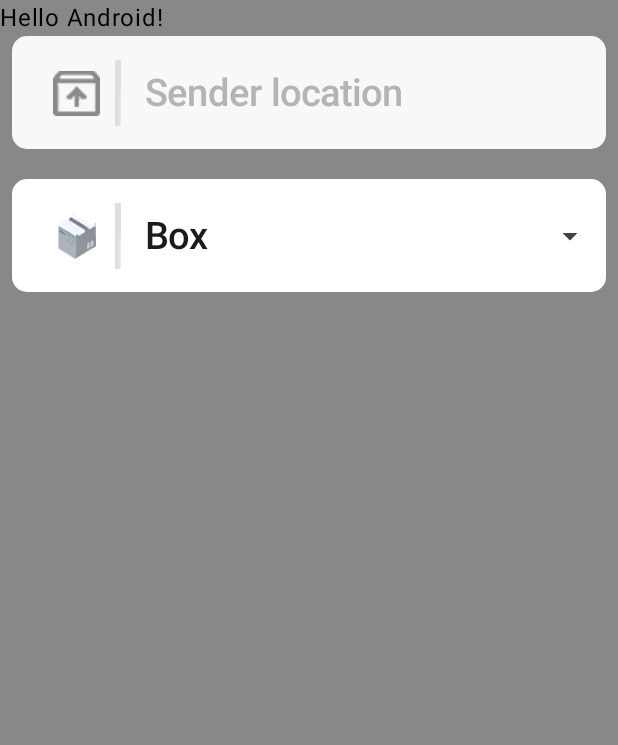
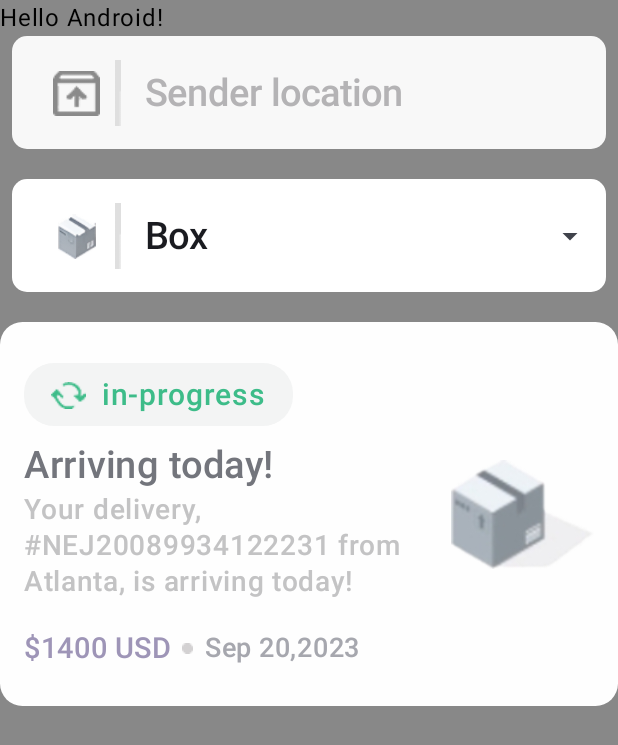
Before and after one commit to emperorfin/Movemate, an Android app built with Jetpack Compose: the screen it shows after launch (MainActivity), on a phone screen of 412 x 824 dp. Shown: the top 745 px of the screen. Run offline under Robolectric (Android 15) with nearby library versions, the phone set to English and light mode, and no system bars.

Commit message:
[CREATED] Created ShipmentsListItem reusable component.

```diff
--- a/app/src/main/java/emperorfin/android/movemate/MainActivity.kt
+++ b/app/src/main/java/emperorfin/android/movemate/MainActivity.kt
@@ -14,10 +14,14 @@ import androidx.compose.material3.Text
 import androidx.compose.runtime.Composable
 import androidx.compose.ui.Modifier
 import androidx.compose.ui.graphics.Color
+import androidx.compose.ui.platform.LocalContext
+import androidx.compose.ui.res.stringResource
 import androidx.compose.ui.tooling.preview.Preview
 import androidx.compose.ui.unit.dp
 import emperorfin.android.movemate.ui.component.DropdownWithIcon
+import emperorfin.android.movemate.ui.component.ShipmentsListItem
 import emperorfin.android.movemate.ui.component.TextFieldWithIcon
+import emperorfin.android.movemate.ui.theme.GreenFf3dbc89
 import emperorfin.android.movemate.ui.theme.MovemateTheme
 
 class MainActivity : ComponentActivity() {
@@ -48,6 +52,20 @@ class MainActivity : ComponentActivity() {
                             menuItems = listOf("Box", "Box2", "Box3"),
                             onItemClick = {}
                         )
+
+                        Spacer(modifier = Modifier.height(height = 20.dp))
+
+                        ShipmentsListItem(
+                            trailingImageRes = R.drawable.img_box_119_by_91,
+                            title = stringResource(id = R.string.txt_arriving_today),
+                            status = R.string.txt_in_progress,
+                            trackingNumber = "#NEJ20089934122231",
+                            location = "Atlanta",
+                            amount = "1400",
+                            date = "Sep 20,2023",
+                            statusIconRes = R.drawable.ic_sync,
+                            statusIconTint = GreenFf3dbc89
+                        )
                     }
                 }
             }
--- /dev/null
+++ b/app/src/main/java/emperorfin/android/movemate/ui/component/ShipmentsListItem.kt
@@ -0,0 +1,221 @@
+package emperorfin.android.movemate.ui.component
+
+import androidx.annotation.DrawableRes
+import androidx.annotation.StringRes
+import androidx.compose.foundation.Image
+import androidx.compose.foundation.background
+import androidx.compose.foundation.layout.Arrangement
+import androidx.compose.foundation.layout.Box
+import androidx.compose.foundation.layout.Column
+import androidx.compose.foundation.layout.Row
+import androidx.compose.foundation.layout.Spacer
+import androidx.compose.foundation.layout.fillMaxSize
+import androidx.compose.foundation.layout.fillMaxWidth
+import androidx.compose.foundation.layout.height
+import androidx.compose.foundation.layout.padding
+import androidx.compose.foundation.layout.size
+import androidx.compose.foundation.layout.width
+import androidx.compose.foundation.shape.RoundedCornerShape
+import androidx.compose.material3.Icon
+import androidx.compose.material3.Scaffold
+import androidx.compose.material3.Text
+import androidx.compose.runtime.Composable
+import androidx.compose.ui.Alignment
+import androidx.compose.ui.Modifier
+import androidx.compose.ui.graphics.Color
+import androidx.compose.ui.res.dimensionResource
+import androidx.compose.ui.res.integerResource
+import androidx.compose.ui.res.painterResource
+import androidx.compose.ui.res.stringResource
+import androidx.compose.ui.text.font.FontWeight
+import androidx.compose.ui.text.style.TextOverflow
+import androidx.compose.ui.tooling.preview.Preview
+import androidx.compose.ui.unit.dp
+import androidx.compose.ui.unit.sp
+import emperorfin.android.movemate.R
+import emperorfin.android.movemate.ui.theme.BlackFf73757c
+import emperorfin.android.movemate.ui.theme.BlueFf9e95b7
+import emperorfin.android.movemate.ui.theme.GrayFfa6a7ae
+import emperorfin.android.movemate.ui.theme.GrayFfc3c3c4
+import emperorfin.android.movemate.ui.theme.GrayFfd3d1d2
+import emperorfin.android.movemate.ui.theme.GrayFff3f4f4
+import emperorfin.android.movemate.ui.theme.GreenFf3dbc89
+import emperorfin.android.movemate.ui.theme.MovemateTheme
+import emperorfin.android.movemate.ui.theme.WhiteFffefefe
+
+
+@Composable
+fun ShipmentsListItem(
+    modifier: Modifier = Modifier,
+    @DrawableRes trailingImageRes: Int,
+    @DrawableRes statusIconRes: Int,
+    title: String,
+    @StringRes status: Int,
+    trackingNumber: String,
+    location: String,
+    currencySymbol: String = "$",
+    currencyIso: String = "USD",
+    amount: String,
+    date: String,
+    statusIconTint: Color
+) {
+    Box(
+        modifier = modifier
+            .background(color = WhiteFffefefe, RoundedCornerShape(size = dimensionResource(id = R.dimen.shipments_list_item_box_rounded_corner_shape_size_15)))
+            .fillMaxWidth()
+            .height(height = dimensionResource(id = R.dimen.shipments_list_item_box_height_256)),
+        contentAlignment = Alignment.Center
+    ) {
+        Row(
+            modifier = Modifier
+                .fillMaxWidth()
+                .padding(
+                    horizontal = dimensionResource(id = R.dimen.shipments_list_item_box_row_padding_16),
+                    vertical = dimensionResource(id = R.dimen.shipments_list_item_box_row_padding_16)
+                ),
+            verticalAlignment = Alignment.CenterVertically,
+        ) {
+            Column(
+                modifier = Modifier.weight(3f)
+            ) {
+                Box(
+                    modifier = modifier
+                        .background(color = GrayFff3f4f4, RoundedCornerShape(size = dimensionResource(id = R.dimen.shipments_list_item_box_row_column_box_rounded_corner_shape_size_20)))
+                        .width(width = dimensionResource(id = R.dimen.shipments_list_item_status_box_width_179))
+                        .height(height = dimensionResource(id = R.dimen.shipments_list_item_status_box_height_42)),
+                    contentAlignment = Alignment.Center
+                ) {
+                    Row(
+                        modifier = Modifier.fillMaxWidth().padding(horizontal = dimensionResource(id = R.dimen.shipments_list_item_status_box_row_padding_horizontal_8)),
+                        verticalAlignment = Alignment.CenterVertically,
+                        horizontalArrangement = Arrangement.SpaceEvenly
+                    ) {
+                        Icon(
+                            modifier = Modifier
+                                .width(width = dimensionResource(id = R.dimen.shipments_list_item_status_icon_width_23))
+                                .height(height = dimensionResource(id = R.dimen.shipments_list_item_status_icon_height_18)),
+                            painter = painterResource(id = statusIconRes),
+                            contentDescription = null,
+                            tint = statusIconTint
+                        )
+
+                        Text(
+                            text = stringResource(id = status),
+                            color = GreenFf3dbc89,
+                            fontSize = dimensionResource(id = R.dimen.shipments_list_item_status_text_font_size_20p3).value.sp,
+                            fontWeight = FontWeight.Medium,
+                            overflow = TextOverflow.Ellipsis,
+                            maxLines = integerResource(id = R.integer.shipments_list_item_text_max_lines_1)
+                        )
+                    }
+                }
+
+                Spacer(modifier = Modifier.height(height = dimensionResource(id = R.dimen.shipments_list_item_spacer_height_11)))
+
+                Text(
+                    text = title,
+                    color = BlackFf73757c,
+                    fontSize = dimensionResource(id = R.dimen.shipments_list_item_title_font_size_25p3).value.sp,
+                    fontWeight = FontWeight.SemiBold,
+                    overflow = TextOverflow.Ellipsis,
+                    maxLines = integerResource(id = R.integer.shipments_list_item_text_max_lines_1)
+                )
+
+                Spacer(modifier = Modifier.height(height = dimensionResource(id = R.dimen.shipments_list_item_spacer_height_3)))
+
+                Text(
+                    text = stringResource(id = R.string.txt_your_delivery_from_your_location_is_arriving_today, trackingNumber, location),
+                    color = GrayFfc3c3c4,
+                    fontSize = dimensionResource(id = R.dimen.shipments_list_item_description_font_size_18p9).value.sp,
+                    fontWeight = FontWeight.Medium,
+                    overflow = TextOverflow.Ellipsis,
+                    maxLines = integerResource(id = R.integer.shipments_list_item_text_max_lines_3)
+                )
+
+                Spacer(modifier = Modifier.height(height = dimensionResource(id = R.dimen.shipments_list_item_spacer_height_20)))
+
+                Row(
+                    verticalAlignment = Alignment.CenterVertically,
+                ) {
+                    Text(
+                        text = "$currencySymbol$amount $currencyIso",
+                        color = BlueFf9e95b7,
+                        fontSize = dimensionResource(id = R.dimen.shipments_list_item_font_size_19p1).value.sp,
+                        fontWeight = FontWeight.Medium,
+                        overflow = TextOverflow.Ellipsis,
+                        maxLines = integerResource(id = R.integer.shipments_list_item_text_max_lines_2)
+                    )
+
+                    Spacer(modifier = Modifier.width(width = dimensionResource(id = R.dimen.shipments_list_item_spacer_width_7)))
+
+                    Icon(
+                        modifier = Modifier.size(size = dimensionResource(id = R.dimen.shipments_list_item_icon_size_7)),
+                        painter = painterResource(id = R.drawable.ic_dot),
+                        contentDescription = null,
+                        tint = GrayFfd3d1d2
+                    )
+
+                    Spacer(modifier = Modifier.width(width = dimensionResource(id = R.dimen.shipments_list_item_spacer_width_8)))
+
+                    Text(
+                        text = date,
+                        color = GrayFfa6a7ae,
+                        fontSize = dimensionResource(id = R.dimen.shipments_list_item_font_size_17p7).value.sp,
+                        fontWeight = FontWeight.Medium,
+                        overflow = TextOverflow.Ellipsis,
+                        maxLines = integerResource(id = R.integer.shipments_list_item_text_max_lines_2)
+                    )
+                }
+            }
+
+            Box(
+                modifier = Modifier.weight(1f)
+            ) {
+                Image(
+                    modifier = Modifier
+                        .width(width = dimensionResource(id = R.dimen.shipments_list_item_trailing_icon_width_119))
+                        .height(height = dimensionResource(id = R.dimen.shipments_list_item_trailing_icon_height_91)),
+                    painter = painterResource(id = trailingImageRes),
+                    contentDescription = null,
+                )
+            }
+
+        }
+    }
+}
+
+@Preview(
+    showBackground = true,
+    showSystemUi = true,
+    device = "spec:width=411dp,height=891dp",
+    backgroundColor = 0xFFFFFFFF
+)
+@Composable
+private fun ShipmentsListItemPreview() {
+    MovemateTheme {
+        Scaffold(
+            modifier = Modifier.fillMaxSize(),
+            containerColor = Color.Gray
+        ) { innerPadding ->
+            Column(
+                modifier = Modifier.padding(innerPadding),
+                verticalArrangement = Arrangement.Center,
+                horizontalAlignment = Alignment.CenterHorizontally
+            ) {
+                Spacer(modifier = Modifier.height(70.dp))
+
+                ShipmentsListItem(
+                    trailingImageRes = R.drawable.img_box_119_by_91,
+                    title = stringResource(id = R.string.txt_arriving_today),
+                    status = R.string.txt_in_progress,
+                    trackingNumber = "#NEJ20089934122231",
+                    location = "Atlanta",
+                    amount = "1400",
+                    date = "Sep 20,2023",
+                    statusIconRes = R.drawable.ic_sync,
+                    statusIconTint = GreenFf3dbc89,
+                )
+            }
+        }
+    }
+}
--- a/app/src/main/java/emperorfin/android/movemate/ui/theme/Color.kt
+++ b/app/src/main/java/emperorfin/android/movemate/ui/theme/Color.kt
@@ -14,6 +14,14 @@ val Orange = Color(0xfff27822)
 val OrangeLight = Color(0xffe8975b)
 val White = Color(0xffffffff)
 val Gray8a8a8a = Color(0xff8a8a8a)
+val GrayFfc3c3c4 = Color(0xffc3c3c4)
 val GrayFfb4b3b5 = Color(0xffb4b3b5)
+val GrayFff3f4f4 = Color(0xfff3f4f4)
+val GrayFfa6a7ae = Color(0xffa6a7ae)
+val GrayFfd3d1d2 = Color(0xffd3d1d2)
 val WhiteFfdfdfdf = Color(0xffdfdfdf)
 val WhiteFff8f8f8 = Color(0xfff8f8f8)
+val WhiteFffefefe = Color(0xfffefefe)
+val BlackFf73757c = Color(0xff73757c)
+val GreenFf3dbc89 = Color(0xff3dbc89)
+val BlueFf9e95b7 = Color(0xff9e95b7)
--- a/app/src/main/res/values/dimens.xml
+++ b/app/src/main/res/values/dimens.xml
@@ -28,4 +28,27 @@
     <dimen name="text_field_with_icon_text_font_size_25p1">25.1dp</dimen>
     <dimen name="text_field_with_icon_shape_size_10">10dp</dimen>
     <dimen name="text_field_with_icon_height_75">75dp</dimen>
+
+    <dimen name="shipments_list_item_box_rounded_corner_shape_size_15">15dp</dimen>
+    <dimen name="shipments_list_item_box_height_256">256dp</dimen>
+    <dimen name="shipments_list_item_box_row_padding_16">16dp</dimen>
+    <dimen name="shipments_list_item_box_row_column_box_rounded_corner_shape_size_20">20dp</dimen>
+    <dimen name="shipments_list_item_status_box_width_179">179dp</dimen>
+    <dimen name="shipments_list_item_status_box_height_42">42dp</dimen>
+    <dimen name="shipments_list_item_status_box_row_padding_horizontal_8">8dp</dimen>
+    <dimen name="shipments_list_item_status_icon_width_23">23dp</dimen>
+    <dimen name="shipments_list_item_status_icon_height_18">18dp</dimen>
+    <dimen name="shipments_list_item_status_text_font_size_20p3">20.3dp</dimen>
+    <dimen name="shipments_list_item_spacer_height_11">11dp</dimen>
+    <dimen name="shipments_list_item_spacer_height_3">3dp</dimen>
+    <dimen name="shipments_list_item_spacer_height_20">20dp</dimen>
+    <dimen name="shipments_list_item_spacer_width_7">7dp</dimen>
+    <dimen name="shipments_list_item_spacer_width_8">8dp</dimen>
+    <dimen name="shipments_list_item_title_font_size_25p3">25.3dp</dimen>
+    <dimen name="shipments_list_item_description_font_size_18p9">18.9dp</dimen>
+    <dimen name="shipments_list_item_font_size_19p1">19.1dp</dimen>
+    <dimen name="shipments_list_item_font_size_17p7">17.7dp</dimen>
+    <dimen name="shipments_list_item_icon_size_7">7dp</dimen>
+    <dimen name="shipments_list_item_trailing_icon_width_119">119dp</dimen>
+    <dimen name="shipments_list_item_trailing_icon_height_91">91dp</dimen>
 </resources>
--- /dev/null
+++ b/app/src/main/res/values/integers.xml
@@ -0,0 +1,6 @@
+<?xml version="1.0" encoding="utf-8"?>
+<resources>
+    <integer name="shipments_list_item_text_max_lines_1">1</integer>
+    <integer name="shipments_list_item_text_max_lines_2">2</integer>
+    <integer name="shipments_list_item_text_max_lines_3">3</integer>
+</resources>
--- a/app/src/main/res/values/strings.xml
+++ b/app/src/main/res/values/strings.xml
@@ -4,4 +4,7 @@
     <string name="btn_back_to_home">Back to home</string>
 
     <string name="txt_enter_the_receipt_number">Enter the receipt number...</string>
+    <string name="txt_in_progress">in-progress</string>
+    <string name="txt_arriving_today">Arriving today!</string>
+    <string name="txt_your_delivery_from_your_location_is_arriving_today">Your delivery, %s from %s, is arriving today!</string>
 </resources>
```
Also changed, not shown: app/src/main/res/drawable/ic_dot.png (added), app/src/main/res/drawable/ic_sync.png (added), app/src/main/res/drawable/img_box_119_by_91.png (added).
